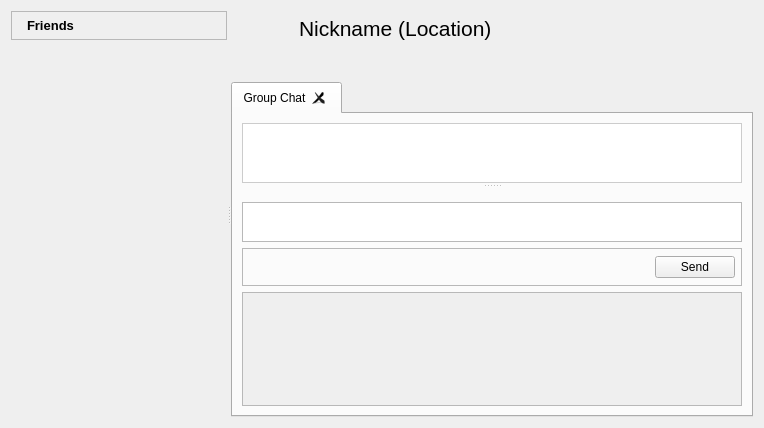
Before: the Qt Designer form retroshare-gui/src/gui/FriendsDialog.ui in RetroShare/RetroShare, drawn with Qt 5.
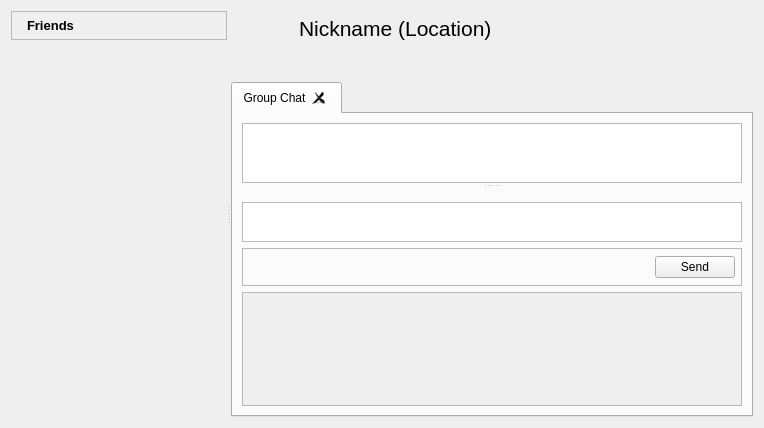
After: the same form once the commit is applied. Icons and pictures are not drawn. Custom widgets are drawn as their Qt base class.

Diff of the .ui file:
```diff
--- a/retroshare-gui/src/gui/FriendsDialog.ui
+++ b/retroshare-gui/src/gui/FriendsDialog.ui
@@ -657,10 +657,6 @@
               <property name="contextMenuPolicy">
                <enum>Qt::CustomContextMenu</enum>
               </property>
-              <property name="styleSheet">
-               <string notr="true">QTextEdit#msgText{border: 1px solid #CCCCCC;
-background: white;}</string>
-              </property>
               <property name="readOnly">
                <bool>true</bool>
               </property>
```
